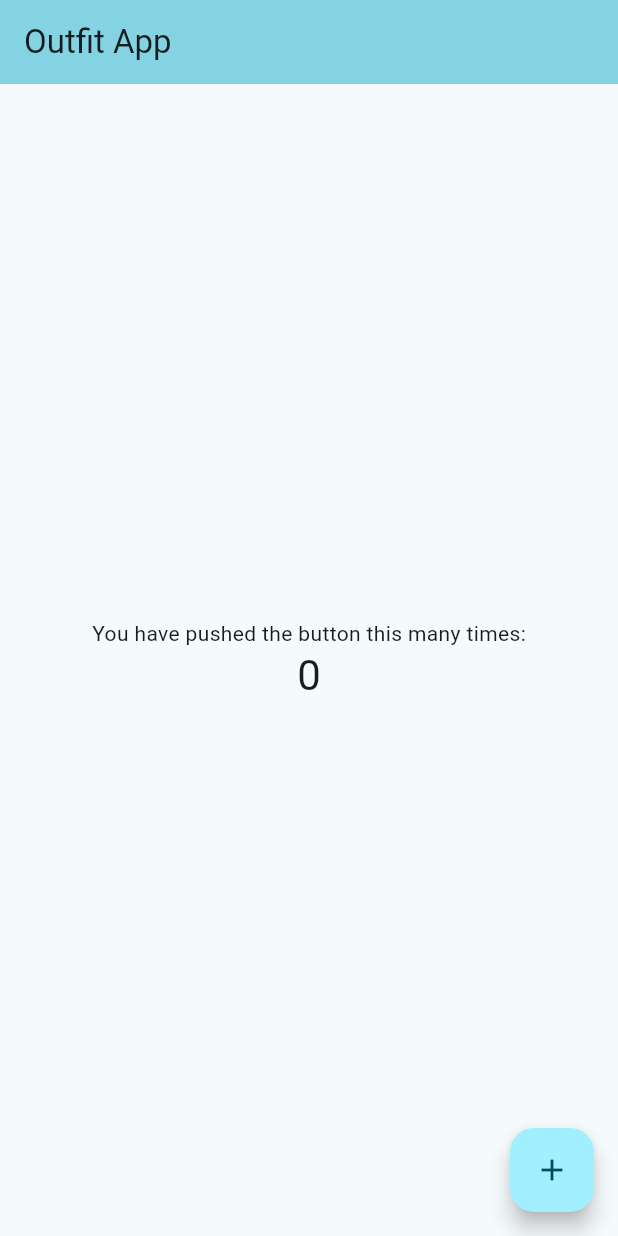
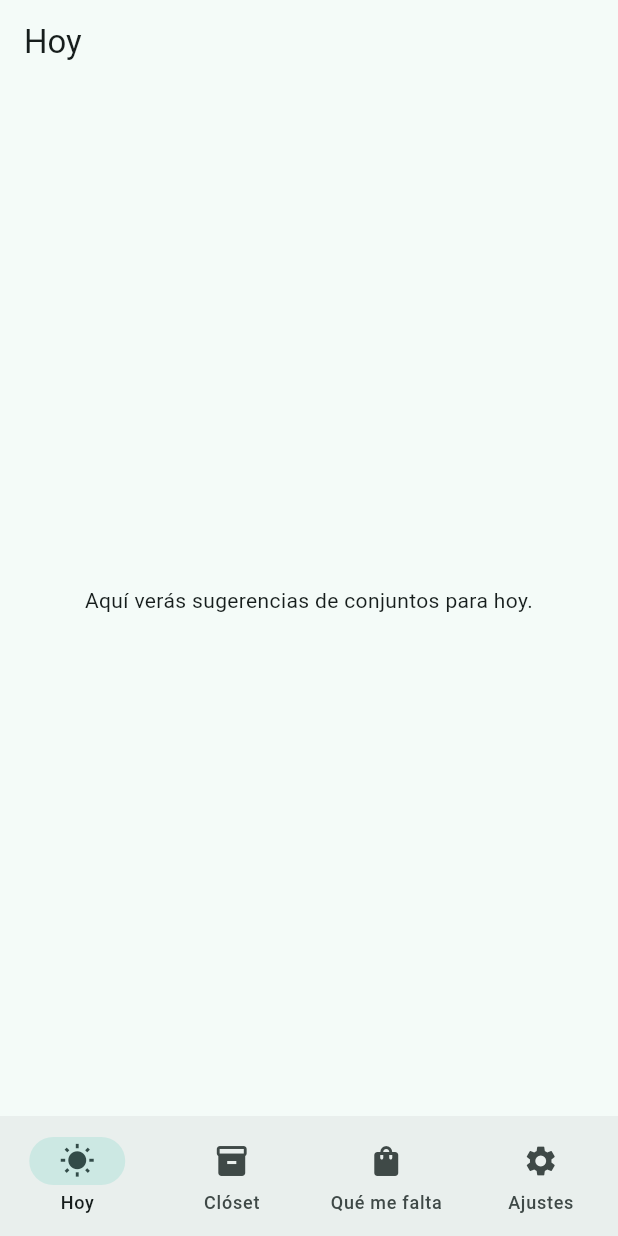
Before and after one commit to Carlosxela07/outfit-app, a Flutter app: the screen it shows after launch, on a phone screen of 412 x 824 dp. Run offline on Flutter 3.47's test engine with Material 3 defaults, Android fonts, the phone set to English and light mode, and no system bars; our stand-ins replace flutter_riverpod, go_router, material_ui.

Commit message:
feat(app): scaffold Outfit navigation and theme

```diff
--- /dev/null
+++ b/lib/app/app.dart
@@ -0,0 +1,33 @@
+import 'package:go_router/go_router.dart';
+import 'package:material_ui/material_ui.dart';
+
+import 'router.dart';
+import 'theme.dart';
+
+class App extends StatefulWidget {
+  const App({super.key});
+
+  @override
+  State<App> createState() => _AppState();
+}
+
+class _AppState extends State<App> {
+  final GoRouter _router = createRouter();
+
+  @override
+  void dispose() {
+    _router.dispose();
+    super.dispose();
+  }
+
+  @override
+  Widget build(BuildContext context) {
+    return MaterialApp.router(
+      title: 'Outfit',
+      routerConfig: _router,
+      theme: outfitTheme(Brightness.light),
+      darkTheme: outfitTheme(Brightness.dark),
+      themeMode: ThemeMode.system,
+    );
+  }
+}
--- /dev/null
+++ b/lib/app/router.dart
@@ -0,0 +1,80 @@
+import 'package:go_router/go_router.dart';
+import 'package:material_ui/material_ui.dart';
+
+import '../features/gaps/presentation/gaps_screen.dart';
+import '../features/settings/presentation/settings_screen.dart';
+import '../features/today/presentation/today_screen.dart';
+import '../features/wardrobe/presentation/wardrobe_screen.dart';
+
+GoRouter createRouter() {
+  return GoRouter(
+    initialLocation: '/today',
+    routes: [
+      StatefulShellRoute.indexedStack(
+        builder: (context, state, navigationShell) {
+          return _NavigationScaffold(navigationShell: navigationShell);
+        },
+        branches: [
+          StatefulShellBranch(
+            routes: [
+              GoRoute(
+                path: '/today',
+                builder: (context, state) => const TodayScreen(),
+              ),
+            ],
+          ),
+          StatefulShellBranch(
+            routes: [
+              GoRoute(
+                path: '/wardrobe',
+                builder: (context, state) => const WardrobeScreen(),
+              ),
+            ],
+          ),
+          StatefulShellBranch(
+            routes: [
+              GoRoute(
+                path: '/gaps',
+                builder: (context, state) => const GapsScreen(),
+              ),
+            ],
+          ),
+          StatefulShellBranch(
+            routes: [
+              GoRoute(
+                path: '/settings',
+                builder: (context, state) => const SettingsScreen(),
+              ),
+            ],
+          ),
+        ],
+      ),
+    ],
+  );
+}
+
+class _NavigationScaffold extends StatelessWidget {
+  const _NavigationScaffold({required this.navigationShell});
+
+  final StatefulNavigationShell navigationShell;
+
+  @override
+  Widget build(BuildContext context) {
+    return Scaffold(
+      body: navigationShell,
+      bottomNavigationBar: NavigationBar(
+        selectedIndex: navigationShell.currentIndex,
+        onDestinationSelected: (index) => navigationShell.goBranch(index),
+        destinations: const [
+          NavigationDestination(icon: Icon(Icons.wb_sunny), label: 'Hoy'),
+          NavigationDestination(icon: Icon(Icons.inventory), label: 'Clóset'),
+          NavigationDestination(
+            icon: Icon(Icons.shopping_bag),
+            label: 'Qué me falta',
+          ),
+          NavigationDestination(icon: Icon(Icons.settings), label: 'Ajustes'),
+        ],
+      ),
+    );
+  }
+}
--- /dev/null
+++ b/lib/app/theme.dart
@@ -0,0 +1,11 @@
+import 'package:material_ui/material_ui.dart';
+
+ThemeData outfitTheme(Brightness brightness) {
+  return ThemeData(
+    useMaterial3: true,
+    colorScheme: ColorScheme.fromSeed(
+      seedColor: const Color(0xFF425B57),
+      brightness: brightness,
+    ),
+  );
+}
--- /dev/null
+++ b/lib/core/placeholder_screen.dart
@@ -0,0 +1,25 @@
+import 'package:material_ui/material_ui.dart';
+
+class PlaceholderScreen extends StatelessWidget {
+  const PlaceholderScreen({
+    required this.title,
+    required this.description,
+    super.key,
+  });
+
+  final String title;
+  final String description;
+
+  @override
+  Widget build(BuildContext context) {
+    return Scaffold(
+      appBar: AppBar(title: Text(title)),
+      body: Center(
+        child: Padding(
+          padding: const EdgeInsets.all(24),
+          child: Text(description, textAlign: TextAlign.center),
+        ),
+      ),
+    );
+  }
+}
--- /dev/null
+++ b/lib/features/gaps/presentation/gaps_screen.dart
@@ -0,0 +1,15 @@
+import 'package:material_ui/material_ui.dart';
+
+import '../../../core/placeholder_screen.dart';
+
+class GapsScreen extends StatelessWidget {
+  const GapsScreen({super.key});
+
+  @override
+  Widget build(BuildContext context) {
+    return const PlaceholderScreen(
+      title: 'Qué me falta',
+      description: 'Aquí verás qué prendas podrían complementar tu clóset.',
+    );
+  }
+}
--- /dev/null
+++ b/lib/features/settings/presentation/settings_screen.dart
@@ -0,0 +1,15 @@
+import 'package:material_ui/material_ui.dart';
+
+import '../../../core/placeholder_screen.dart';
+
+class SettingsScreen extends StatelessWidget {
+  const SettingsScreen({super.key});
+
+  @override
+  Widget build(BuildContext context) {
+    return const PlaceholderScreen(
+      title: 'Ajustes',
+      description: 'Aquí podrás configurar tu perfil y tus preferencias.',
+    );
+  }
+}
--- /dev/null
+++ b/lib/features/today/presentation/today_screen.dart
@@ -0,0 +1,15 @@
+import 'package:material_ui/material_ui.dart';
+
+import '../../../core/placeholder_screen.dart';
+
+class TodayScreen extends StatelessWidget {
+  const TodayScreen({super.key});
+
+  @override
+  Widget build(BuildContext context) {
+    return const PlaceholderScreen(
+      title: 'Hoy',
+      description: 'Aquí verás sugerencias de conjuntos para hoy.',
+    );
+  }
+}
--- /dev/null
+++ b/lib/features/wardrobe/presentation/wardrobe_screen.dart
@@ -0,0 +1,15 @@
+import 'package:material_ui/material_ui.dart';
+
+import '../../../core/placeholder_screen.dart';
+
+class WardrobeScreen extends StatelessWidget {
+  const WardrobeScreen({super.key});
+
+  @override
+  Widget build(BuildContext context) {
+    return const PlaceholderScreen(
+      title: 'Clóset',
+      description: 'Aquí podrás ver y organizar tus prendas.',
+    );
+  }
+}
--- a/lib/main.dart
+++ b/lib/main.dart
@@ -1,122 +1,8 @@
-import 'package:material_ui/material_ui.dart';
+import 'package:flutter/widgets.dart';
+import 'package:flutter_riverpod/flutter_riverpod.dart';
+
+import 'app/app.dart';
 
 void main() {
-  runApp(const MyApp());
+  runApp(const ProviderScope(child: App()));
 }
-
-class MyApp extends StatelessWidget {
-  const MyApp({super.key});
-
-  // This widget is the root of your application.
-  @override
-  Widget build(BuildContext context) {
-    return MaterialApp(
-      title: 'OutfitApp',
-      theme: ThemeData(
-        // This is the theme of your application.
-        //
-        // TRY THIS: Try running your application with "flutter run". You'll see
-        // the application has a purple toolbar. Then, without quitting the app,
-        // try changing the seedColor in the colorScheme below to Colors.green
-        // and then invoke "hot reload" (save your changes or press the "hot
-        // reload" button in a Flutter-supported IDE, or press "r" if you used
-        // the command line to start the app).
-        //
-        // Notice that the counter didn't reset back to zero; the application
-        // state is not lost during the reload. To reset the state, use hot
-        // restart instead.
-        //
-        // This works for code too, not just values: Most code changes can be
-        // tested with just a hot reload.
-        colorScheme: .fromSeed(seedColor: Colors.cyan),
-      ),
-      home: const MyHomePage(title: 'Outfit App'),
-    );
-  }
-}
-
-class MyHomePage extends StatefulWidget {
-  const MyHomePage({super.key, required this.title});
-
-  // This widget is the home page of your application. It is stateful, meaning
-  // that it has a State object (defined below) that contains fields that affect
-  // how it looks.
-
-  // This class is the configuration for the state. It holds the values (in this
-  // case the title) provided by the parent (in this case the App widget) and
-  // used by the build method of the State. Fields in a Widget subclass are
-  // always marked "final".
-
-  final String title;
-
-  @override
-  State<MyHomePage> createState() => _MyHomePageState();
-}
-
-class _MyHomePageState extends State<MyHomePage> {
-  int _counter = 0;
-
-  void _incrementCounter() {
-    setState(() {
-      // This call to setState tells the Flutter framework that something has
-      // changed in this State, which causes it to rerun the build method below
-      // so that the display can reflect the updated values. If we changed
-      // _counter without calling setState(), then the build method would not be
-      // called again, and so nothing would appear to happen.
-      _counter++;
-    });
-  }
-
-  @override
-  Widget build(BuildContext context) {
-    // This method is rerun every time setState is called, for instance as done
-    // by the _incrementCounter method above.
-    //
-    // The Flutter framework has been optimized to make rerunning build methods
-    // fast, so that you can just rebuild anything that needs updating rather
-    // than having to individually change instances of widgets.
-    return Scaffold(
-      appBar: AppBar(
-        // TRY THIS: Try changing the color here to a specific color (to
-        // Colors.amber, perhaps?) and trigger a hot reload to see the AppBar
-        // change color while the other colors stay the same.
-        backgroundColor: Theme.of(context).colorScheme.inversePrimary,
-        // Here we take the value from the MyHomePage object that was created by
-        // the App.build method, and use it to set our appbar title.
-        title: Text(widget.title),
-      ),
-      body: Center(
-        // Center is a layout widget. It takes a single child and positions it
-        // in the middle of the parent.
-        child: Column(
-          // Column is also a layout widget. It takes a list of children and
-          // arranges them vertically. By default, it sizes itself to fit its
-          // children horizontally, and tries to be as tall as its parent.
-          //
-          // Column has various properties to control how it sizes itself and
-          // how it positions its children. Here we use mainAxisAlignment to
-          // center the children vertically; the main axis here is the vertical
-          // axis because Columns are vertical (the cross axis would be
-          // horizontal).
-          //
-          // TRY THIS: Invoke "debug painting" (choose the "Toggle Debug Paint"
-          // action in the IDE, or press "p" in the console), to see the
-          // wireframe for each widget.
-          mainAxisAlignment: .center,
-          children: [
-            const Text('You have pushed the button this many times:'),
-            Text(
-              '$_counter',
-              style: Theme.of(context).textTheme.headlineMedium,
-            ),
-          ],
-        ),
-      ),
-      floatingActionButton: FloatingActionButton(
-        onPressed: _incrementCounter,
-        tooltip: 'Increment',
-        child: const Icon(Icons.add),
-      ),
-    );
-  }
-}
--- a/pubspec.yaml
+++ b/pubspec.yaml
@@ -35,6 +35,8 @@ dependencies:
   # The following adds the Cupertino Icons font to your application.
   # Use with the CupertinoIcons class for iOS style icons.
   cupertino_icons: ^1.0.8
+  flutter_riverpod: ^3.5.0
+  go_router: ^18.1.4
 
 dev_dependencies:
   flutter_test:
```
Also changed, not shown: analysis_options.yaml (+7 -24 lines), pubspec.lock, 3 other files.
